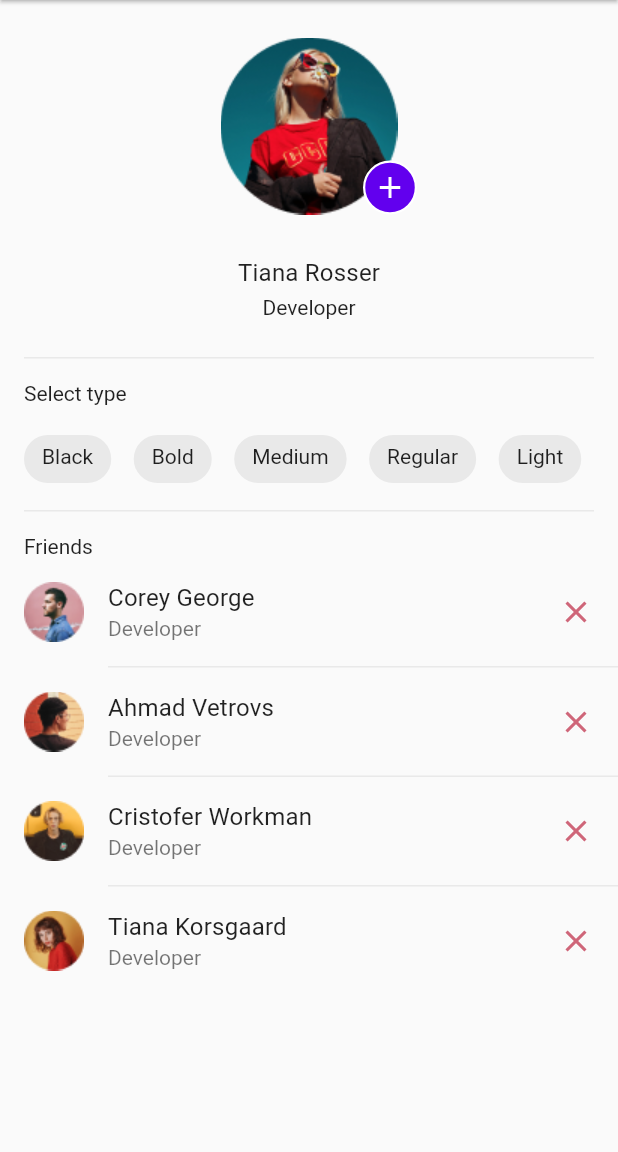
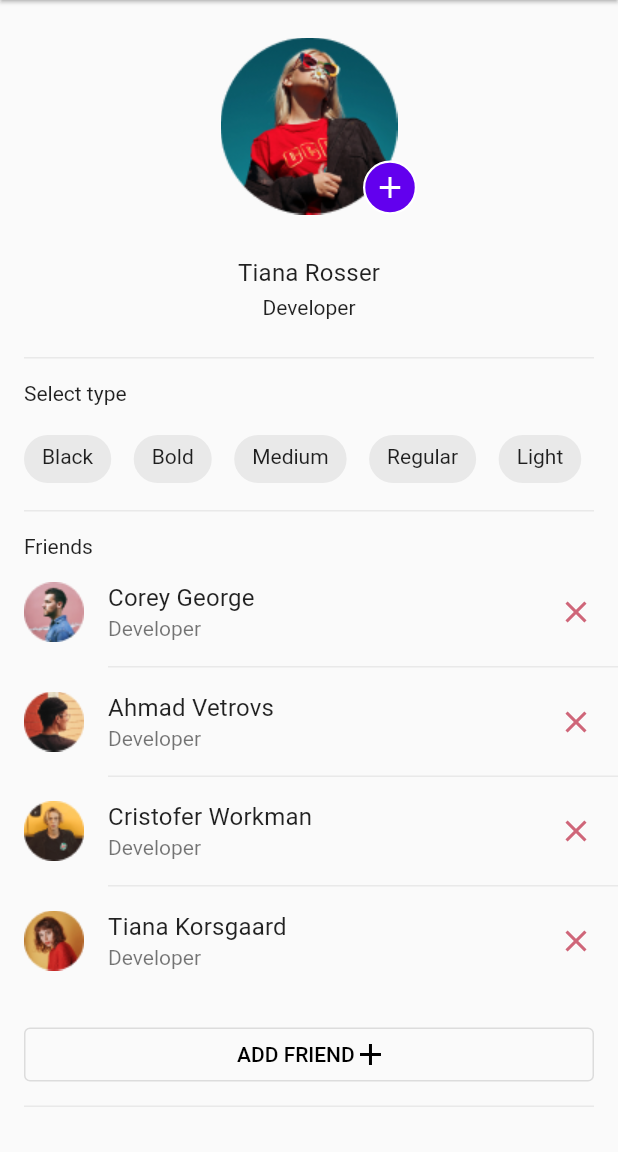
Before and after one commit to Smirnova-Olga/Profile_app, a Flutter app: the screen it shows after launch, on a phone screen of 412 x 824 dp, the part 84-1236 px from its top. Run offline on Flutter 3.47's test engine with Material 2 defaults, Android fonts, the phone set to English and light mode, and no system bars; our stand-ins replace flutter_svg; statements that could not run were skipped.

Commit message:
refactoring friends_widget

```diff
--- a/lib/models/friend.dart
+++ b/lib/models/friend.dart
@@ -1,6 +1,3 @@
-// ignore_for_file: public_member_api_docs, sort_constructors_first
-import 'package:flutter/material.dart';
-
 class Friend {
   String name;
   String position;
--- a/lib/profile_screen.dart
+++ b/lib/profile_screen.dart
@@ -12,7 +12,8 @@ class ProfileScreen extends StatelessWidget {
   Widget build(BuildContext context) {
     return Scaffold(
       appBar: const AppBarWidget(),
-      body: Column(
+      body: SingleChildScrollView(
+        child: Column(
           children: const [
             AvatarWidget(),
             NameWidget(),
@@ -20,6 +21,7 @@ class ProfileScreen extends StatelessWidget {
             FriendsWidget(),
           ],
         ),
+      ),
     );
   }
 }
--- a/lib/widgets/friends_widget.dart
+++ b/lib/widgets/friends_widget.dart
@@ -1,4 +1,6 @@
 import 'package:flutter/material.dart';
+import 'package:flutter_svg/flutter_svg.dart';
+import 'package:profile_app/gen/assets.gen.dart';
 import 'package:profile_app/models/friend.dart';
 import 'package:profile_app/theme/app_text_theme.dart';
 import 'package:profile_app/theme/colors_theme.dart';
@@ -28,6 +30,7 @@ class FriendsWidget extends StatelessWidget {
           position: 'Developer',
           avatar: 'assets/images/avatar4.png'),
     ];
+
     return Column(
       crossAxisAlignment: CrossAxisAlignment.start,
       children: [
@@ -65,6 +68,35 @@ class FriendsWidget extends StatelessWidget {
             },
           ),
         ),
+        Padding(
+          padding: const EdgeInsets.symmetric(horizontal: 16),
+          child: OutlinedButton(
+            style: OutlinedButton.styleFrom(
+              foregroundColor: ColorsTheme.black,
+              fixedSize: const Size.fromWidth(400),
+            ),
+            onPressed: () {},
+            child: Row(
+              mainAxisAlignment: MainAxisAlignment.center,
+              children: [
+                const Text(
+                  'ADD FRIEND ',
+                  style: AppTextTheme.button,
+                ),
+                SvgPicture.asset(
+                  Assets.icons.vector.path,
+                  color: ColorsTheme.black,
+                  height: 14,
+                  width: 14,
+                )
+              ],
+            ),
+          ),
+        ),
+        const Padding(
+          padding: EdgeInsets.fromLTRB(16, 10, 16, 0),
+          child: AppDivider(),
+        ),
       ],
     );
   }
```
Lines whose indentation alone changed are shown as unchanged.
